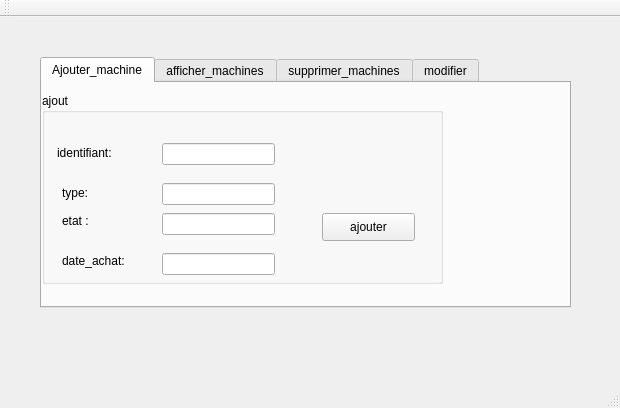
Qt form mainwindow.ui (Esprit-UP-Algo/projetcpp-2a40-smart-recycling-center) before a commit.
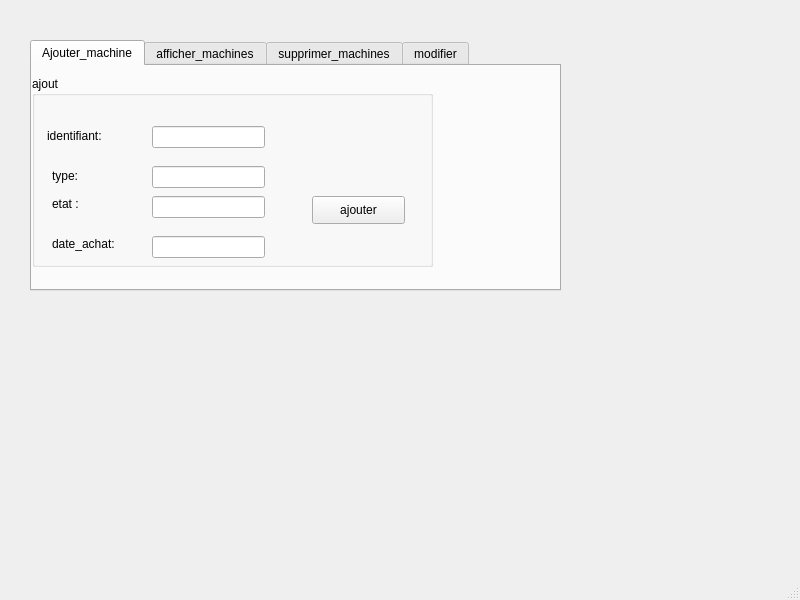
The same form after that commit. The open tabs and pages were chosen to show the change.

What changed in the file:
```diff
--- a/mainwindow.ui
+++ b/mainwindow.ui
@@ -6,8 +6,8 @@
    <rect>
     <x>0</x>
     <y>0</y>
-    <width>620</width>
-    <height>408</height>
+    <width>800</width>
+    <height>600</height>
    </rect>
   </property>
   <property name="windowTitle">
@@ -17,7 +17,7 @@
    <widget class="QTabWidget" name="tabWidget">
     <property name="geometry">
      <rect>
-      <x>40</x>
+      <x>30</x>
       <y>40</y>
       <width>531</width>
       <height>251</height>
@@ -317,17 +317,8 @@
     </rect>
    </property>
   </widget>
-  <widget class="QToolBar" name="mainToolBar">
-   <attribute name="toolBarArea">
-    <enum>TopToolBarArea</enum>
-   </attribute>
-   <attribute name="toolBarBreak">
-    <bool>false</bool>
-   </attribute>
-  </widget>
-  <widget class="QStatusBar" name="statusBar"/>
+  <widget class="QStatusBar" name="statusbar"/>
  </widget>
- <layoutdefault spacing="6" margin="11"/>
  <resources/>
  <connections/>
 </ui>
```
Left out of the diff: 10 changed lines with no effect on the pictures.
